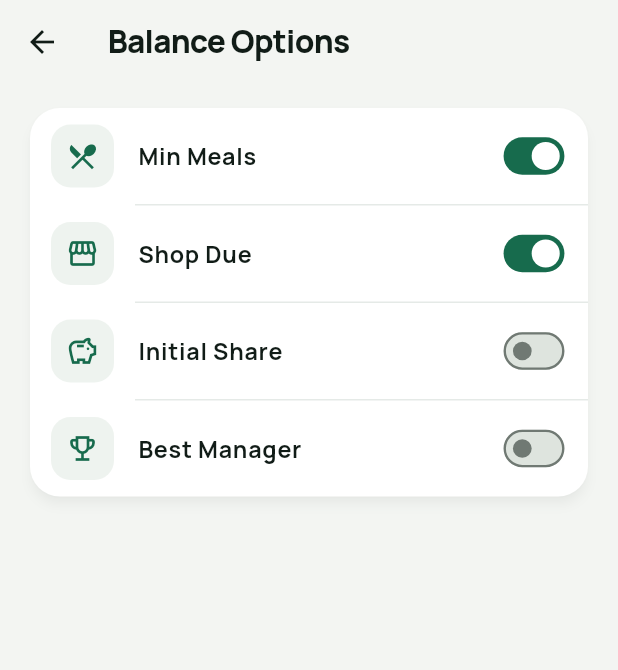
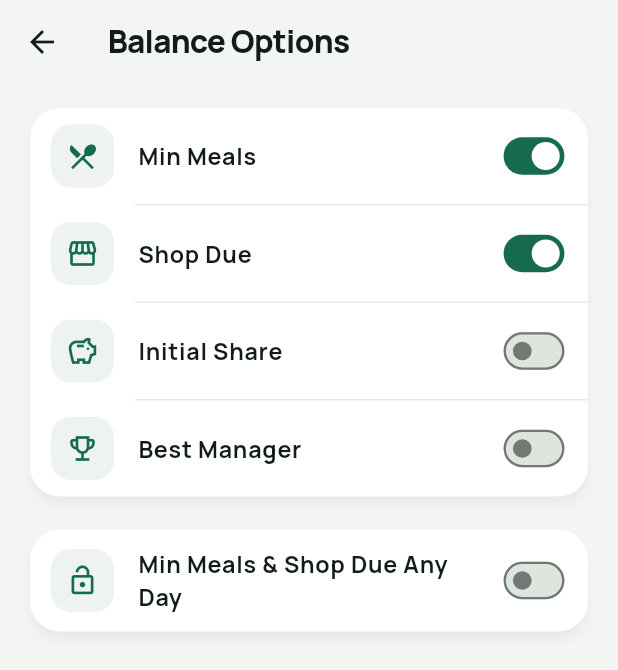
Before and after one commit to adnanshad35/hostel-meal-calculator, a Flutter app: the BalanceOptionsScreen screen opened directly with empty values, on a phone screen of 412 x 824 dp. Shown: the top 670 px of the screen. Run offline on Flutter 3.47's test engine with Material 3 defaults, Android fonts, the phone set to English and light mode, and no system bars; our stand-ins replace cloud_firestore, firebase_auth, firebase_core, font_awesome_flutter, package_info_plus, shared_preferences; missing offline and left inert: ota_update; accounts and stored records are empty; network calls fail.

Commit message:
feat: group Admin Settings into Members, Balance and Hostel

```diff
--- a/lib/screens/balance_options_screen.dart
+++ b/lib/screens/balance_options_screen.dart
@@ -109,6 +109,23 @@ class _BalanceOptionsScreenState extends State<BalanceOptionsScreen> {
                   ),
                 ],
               ),
+              // Min Meals and Shop Due open from the 25th to the 5th,
+              // unless this is on.
+              if (options.usesMinimumMeals(thisMonth) ||
+                  options.usesShopDue(thisMonth)) ...[
+                const SizedBox(height: 22),
+                TileGroup(
+                  children: [
+                    SwitchTile(
+                      icon: Icons.lock_open_outlined,
+                      title: 'Min Meals & Shop Due Any Day',
+                      value: settings.specialPermission,
+                      onChanged: (isOn) =>
+                          _save(settings.copyWith(specialPermission: isOn)),
+                    ),
+                  ],
+                ),
+              ],
             ],
           );
         },
--- a/lib/screens/monthly_summary_screen.dart
+++ b/lib/screens/monthly_summary_screen.dart
@@ -412,7 +412,7 @@ class _MonthlySummaryScreenState extends State<MonthlySummaryScreen> {
             'Minimum meals and shop due for '
             '${_monthName(_selectedMonth)} can be entered from $opens '
             'to $closes. Wait until then, or turn on Min Meals & Shop Due Any Day '
-            'in Admin Settings.',
+            'in Balance Options.',
           ),
           actions: [
             FilledButton(
```
Also changed, not shown: lib/screens/group_settings_screen.dart (+21 -30 lines), lib/screens/guide_screen.dart (+6 -11 lines).
